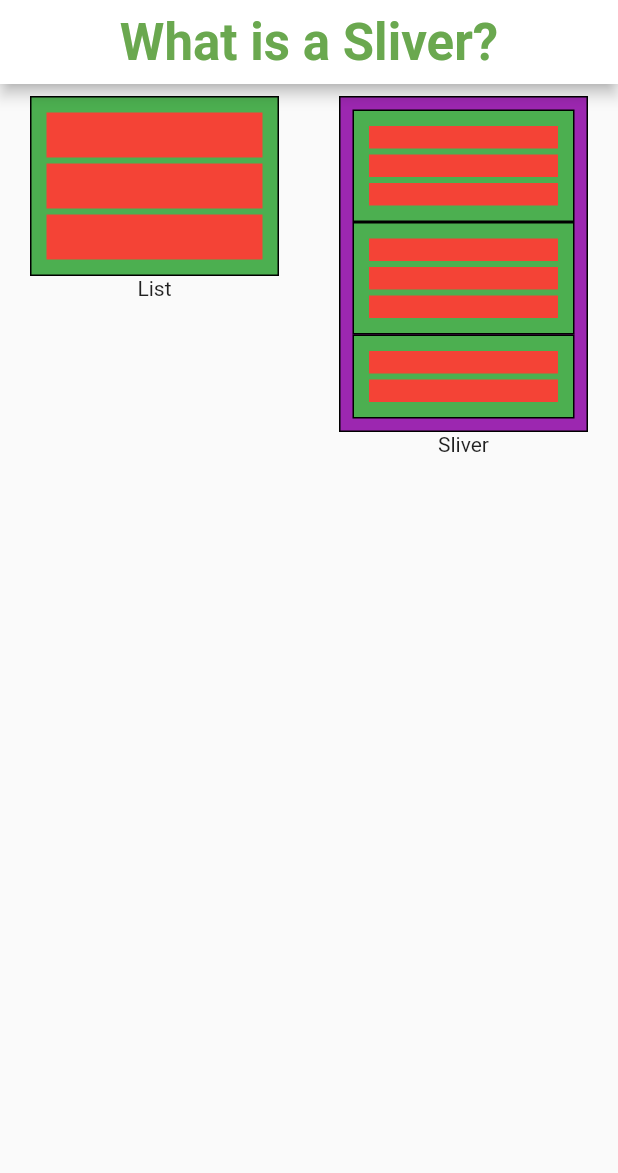
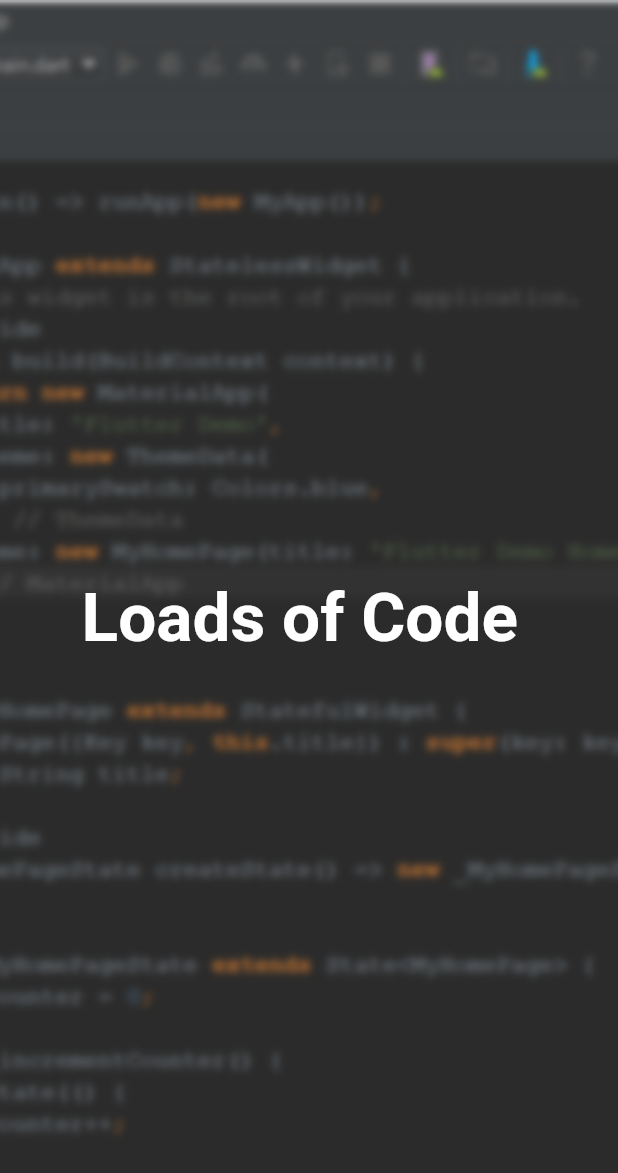
Before and after one commit to tomaszpolanski/flutter-presentations, a Flutter app: the Slivers screen opened directly, swiped to page 2, on a phone screen of 412 x 824 dp. Shown: the top 1173 px of the screen. Run offline on Flutter 3.47's test engine with Material 2 defaults, Android fonts, the phone set to English and light mode, and no system bars; missing offline and left inert: android_intent.

Commit message:
Adding loads of code page

```diff
--- /dev/null
+++ b/lib/features/slivers/pages/code.dart
@@ -0,0 +1,83 @@
+import 'package:flutter/material.dart';
+
+class LoadsOfCode extends StatefulWidget {
+  @override
+  _LoadsOfCodeState createState() => new _LoadsOfCodeState();
+}
+
+class _LoadsOfCodeState extends State<LoadsOfCode>
+    with TickerProviderStateMixin {
+  AnimationController _controller;
+  Animation<Offset> animation;
+  Animation<double> opacity;
+
+  @override
+  void initState() {
+    super.initState();
+    _controller = new AnimationController(
+      duration: const Duration(milliseconds: 700),
+      vsync: this,
+    );
+
+    animation = new Tween<Offset>(
+      begin: const Offset(0.0, -4.0),
+      end: Offset.zero,
+    ).animate(new CurvedAnimation(
+      parent: _controller,
+      curve: Curves.elasticOut,
+    ));
+
+    opacity = new Tween<double>(
+      begin: 0.0,
+      end: 1.0,
+    ).animate(new CurvedAnimation(
+      parent: _controller,
+      curve: new Interval(0.0, .1),
+    ))
+      ..addListener(() => setState(() {}));
+  }
+
+  @override
+  void dispose() {
+    _controller.dispose();
+    super.dispose();
+  }
+
+  @override
+  Widget build(BuildContext context) {
+    return new GestureDetector(
+      onTap: () {
+        _controller.forward(from: .0);
+      },
+      child: new Container(
+        decoration: new BoxDecoration(
+          image: new DecorationImage(
+            image: AssetImage('assets/code.png'),
+            fit: BoxFit.cover,
+          ),
+        ),
+        child: new Center(
+            child: new DefaultTextStyle(
+          style: Theme
+              .of(context)
+              .textTheme
+              .display2
+              .copyWith(color: Colors.white, fontWeight: FontWeight.bold),
+          child: new Row(
+            mainAxisAlignment: MainAxisAlignment.center,
+            children: <Widget>[
+              const Text('Loads of Code'),
+              new SlideTransition(
+                position: animation,
+                child: new Opacity(
+                  opacity: opacity.value,
+                  child: const Text('!'),
+                ),
+              ),
+            ],
+          ),
+        )),
+      ),
+    );
+  }
+}
--- a/lib/features/slivers/slivers.dart
+++ b/lib/features/slivers/slivers.dart
@@ -1,6 +1,7 @@
 import 'package:flutter/material.dart';
 import 'package:flutter_presentations/features/slivers/pages/CustomMultiChildLayoutExample.dart';
 import 'package:flutter_presentations/features/slivers/pages/cheat_sheet.dart';
+import 'package:flutter_presentations/features/slivers/pages/code.dart';
 import 'package:flutter_presentations/features/slivers/pages/definition.dart';
 import 'package:flutter_presentations/features/slivers/pages/demo_button.dart';
 import 'package:flutter_presentations/features/slivers/pages/examples.dart';
@@ -30,6 +31,7 @@ class Slivers extends StatelessWidget {
           },
           body: new PageView(children: [
             new TitlePage(),
+            new LoadsOfCode(),
             new WhatIsSliver(),
             new SliverTypesPage(),
             new Definition(),
--- a/pubspec.yaml
+++ b/pubspec.yaml
@@ -18,3 +18,4 @@ flutter:
   uses-material-design: true
   assets:
     - assets/google.png
+    - assets/code.png
```
Also changed, not shown: assets/code.png (added).
